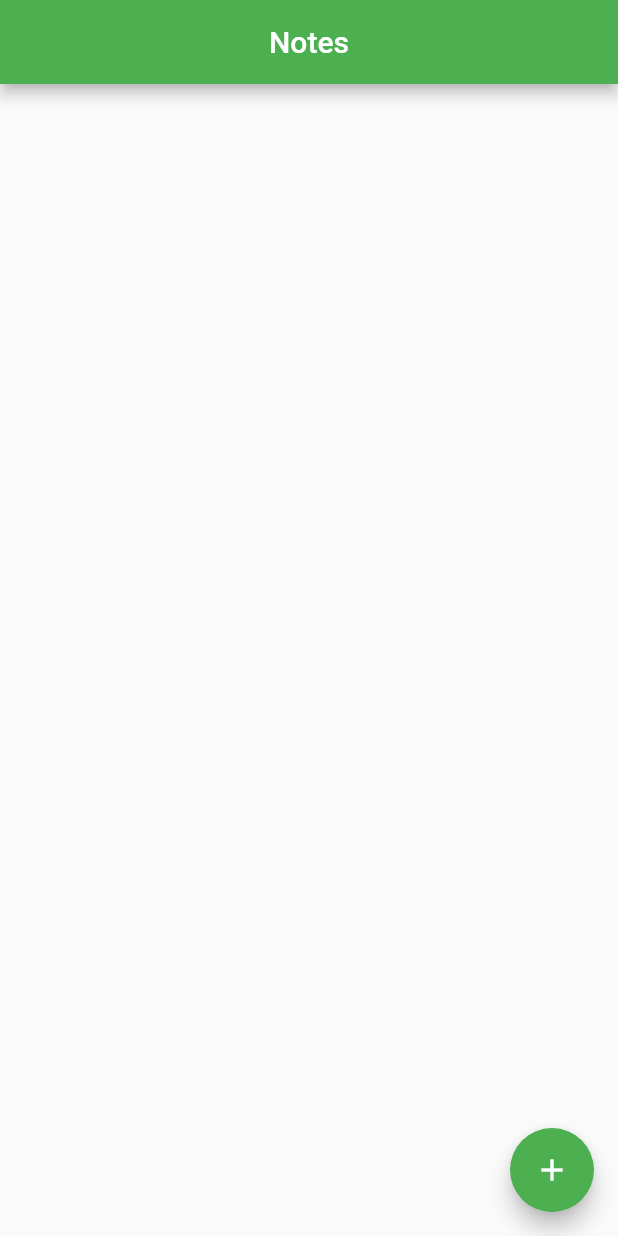
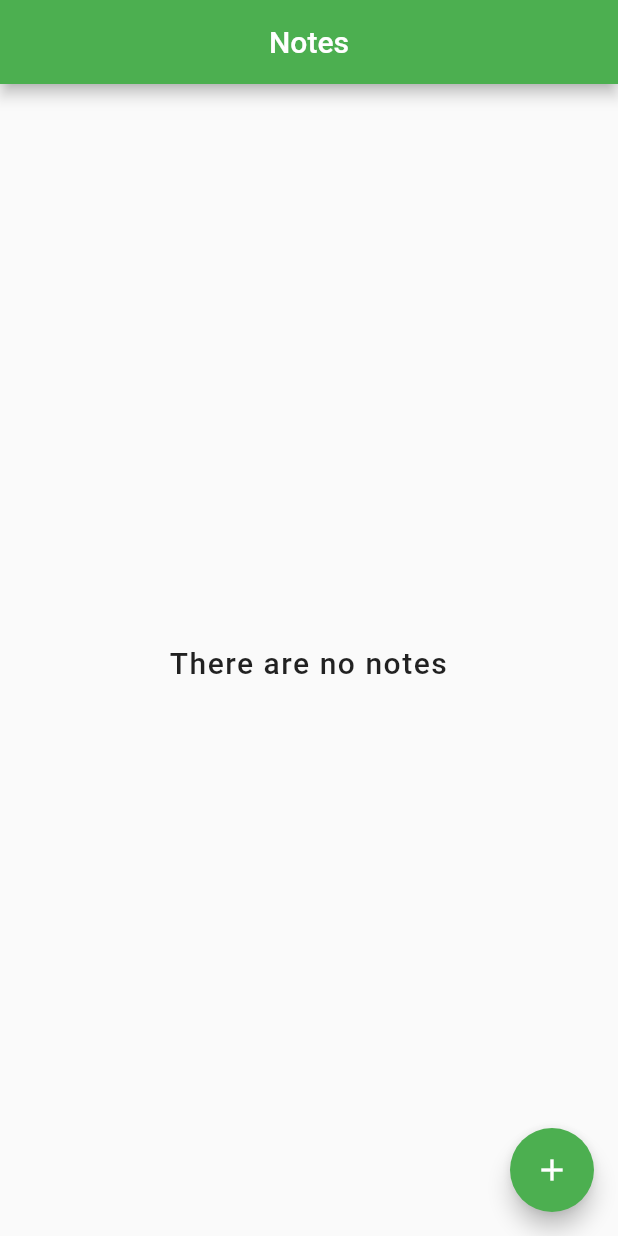
Before and after one commit to Hosam11/visual-notes-task, a Flutter app: the screen it shows after launch, on a phone screen of 412 x 824 dp. Run offline on Flutter 3.47's test engine with Material 2 defaults, Android fonts, the phone set to English and light mode, and no system bars; our stand-ins replace floor, get, image_picker, sqflite; missing offline and left inert: fimber; accounts and stored records are empty; generated files the repository leaves out were written again.

Commit message:
added empty widget
update date format

```diff
--- a/lib/constants/strings.dart
+++ b/lib/constants/strings.dart
@@ -26,3 +26,5 @@ const errorNoteAdd =
 const errorMsg = 'Something wrong happened, Please try again later';
 // message
 const noDescription = 'No description given';
+// others
+const emptyNotes = 'There are no notes';
--- a/lib/screens/base_controller.dart
+++ b/lib/screens/base_controller.dart
@@ -3,6 +3,7 @@ import 'dart:io';
 import 'package:fimber/fimber.dart';
 import 'package:flutter/material.dart';
 import 'package:get/get.dart';
+import 'package:intl/intl.dart';
 import 'package:path/path.dart';
 import 'package:path_provider/path_provider.dart';
 import 'package:visual_notes/constants/z_constants.dart';
@@ -53,17 +54,10 @@ class BaseController extends GetxController {
     }
   }
 
+  String defaultDateFormat(DateTime date) =>
+      DateFormat('MM/dd/yyyy hh:mm aaa').format(date);
+
   // ---------------- Dialogs ----------------
-
-  /// showing loading progress indicator when an operation happened that takes
-  /// time
-  Future startLoading() async => await Get.dialog(
-        const Center(child: CircularProgressIndicator(color: kPrimaryColor)),
-        barrierDismissible: false,
-      );
-
-  /// stop loading progress indicator when operation ends
-  void stopLoading() => Get.back();
 
   /// show dialog with given [msg]
   Future showInfoDialog(String msg) => showDialog(
@@ -82,4 +76,14 @@ class BaseController extends GetxController {
           ],
         ),
       );
+
+  /// showing loading progress indicator when an operation happened that takes
+  /// time
+  Future startLoading() async => await Get.dialog(
+        const Center(child: CircularProgressIndicator(color: kPrimaryColor)),
+        barrierDismissible: false,
+      );
+
+  /// stop loading progress indicator when operation ends
+  void stopLoading() => Get.back();
 }
--- a/lib/screens/notes/notes_screen.dart
+++ b/lib/screens/notes/notes_screen.dart
@@ -44,12 +44,14 @@ class _NotesScreenState extends State<NotesScreen> {
           children: [
             Obx(
               () => Expanded(
-                child: ListView.builder(
-                  itemBuilder: (_, i) => NoteCard(
-                    noteEntity: notesController.notes[i],
-                  ),
-                  itemCount: notesController.notes.length,
-                ),
+                child: notesController.notes.isEmpty
+                    ? EmptyWidget(text: emptyNotes)
+                    : ListView.builder(
+                        itemBuilder: (_, i) => NoteCard(
+                          noteEntity: notesController.notes[i],
+                        ),
+                        itemCount: notesController.notes.length,
+                      ),
               ),
             ),
           ],
--- /dev/null
+++ b/lib/shared_widgets/empty_widget.dart
@@ -0,0 +1,22 @@
+import 'package:flutter/material.dart';
+import 'package:get/get.dart';
+
+class EmptyWidget extends StatelessWidget {
+  const EmptyWidget({Key? key, required this.text}) : super(key: key);
+  final String text;
+  @override
+  Widget build(BuildContext context) {
+    return SizedBox(
+      child: Center(
+        child: Text(
+          text.tr,
+          textAlign: TextAlign.center,
+          style: Theme.of(context)
+              .textTheme
+              .headline6
+              ?.copyWith(letterSpacing: 1, height: 1.5),
+        ),
+      ),
+    );
+  }
+}
--- a/lib/shared_widgets/z_shared_widgets.dart
+++ b/lib/shared_widgets/z_shared_widgets.dart
@@ -2,3 +2,4 @@ export 'custom_app_bar.dart';
 export 'custom_text_field.dart';
 export 'custom_drop_down.dart';
 export 'custom_button.dart';
+export 'empty_widget.dart';
```
Also changed, not shown: lib/screens/note_data/note_data_screen.dart (+9 -5 lines), lib/screens/notes/widget/note_card.dart (+8 -2 lines), 1 other file.
